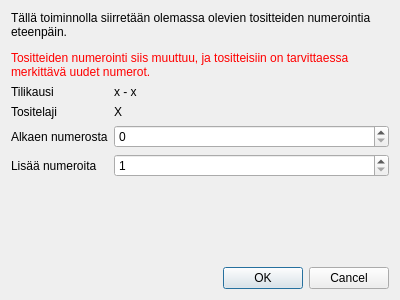
Above: kitupiikki/kirjaus/numerosiirto.ui from artoh/kitupiikki before the change. Below: the same form after it.
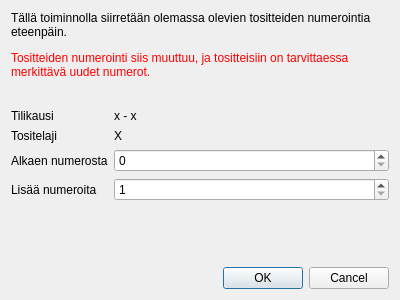
That is the form after the change.

Commit message: #117 Tositenumerosiirto toimii

The edit to the form file:
```diff
--- a/kitupiikki/kirjaus/numerosiirto.ui
+++ b/kitupiikki/kirjaus/numerosiirto.ui
@@ -24,6 +24,19 @@
      </property>
     </widget>
    </item>
+   <item>
+    <spacer name="verticalSpacer_2">
+     <property name="orientation">
+      <enum>Qt::Vertical</enum>
+     </property>
+     <property name="sizeHint" stdset="0">
+      <size>
+       <width>20</width>
+       <height>40</height>
+      </size>
+     </property>
+    </spacer>
+   </item>
    <item>
     <layout class="QFormLayout" name="formLayout">
      <item row="0" column="0">
```
The commit also changes 1 other file.
